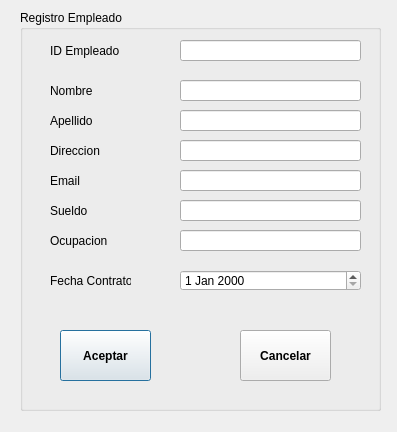
This is Sistema_de_Registro_de_Hotel/gui_empleado.ui in JeffersonFarCar/Sistema-de-Registro-de-Hotel as Qt 5 draws it before an edit. The edited form follows.
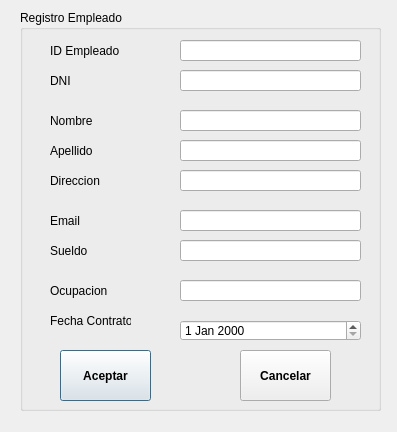
This is the edited form.

Patch:
```diff
--- a/Sistema_de_Registro_de_Hotel/gui_empleado.ui
+++ b/Sistema_de_Registro_de_Hotel/gui_empleado.ui
@@ -52,7 +52,7 @@
     <property name="geometry">
      <rect>
       <x>30</x>
-      <y>70</y>
+      <y>100</y>
       <width>71</width>
       <height>21</height>
      </rect>
@@ -65,7 +65,7 @@
     <property name="geometry">
      <rect>
       <x>30</x>
-      <y>100</y>
+      <y>130</y>
       <width>71</width>
       <height>21</height>
      </rect>
@@ -78,7 +78,7 @@
     <property name="geometry">
      <rect>
       <x>30</x>
-      <y>130</y>
+      <y>160</y>
       <width>71</width>
       <height>21</height>
      </rect>
@@ -91,7 +91,7 @@
     <property name="geometry">
      <rect>
       <x>30</x>
-      <y>160</y>
+      <y>200</y>
       <width>71</width>
       <height>21</height>
      </rect>
@@ -104,7 +104,7 @@
     <property name="geometry">
      <rect>
       <x>30</x>
-      <y>190</y>
+      <y>230</y>
       <width>131</width>
       <height>21</height>
      </rect>
@@ -117,7 +117,7 @@
     <property name="geometry">
      <rect>
       <x>30</x>
-      <y>220</y>
+      <y>270</y>
       <width>71</width>
       <height>21</height>
      </rect>
@@ -130,7 +130,7 @@
     <property name="geometry">
      <rect>
       <x>30</x>
-      <y>260</y>
+      <y>300</y>
       <width>81</width>
       <height>21</height>
      </rect>
@@ -143,7 +143,7 @@
     <property name="geometry">
      <rect>
       <x>160</x>
-      <y>70</y>
+      <y>100</y>
       <width>181</width>
       <height>21</height>
      </rect>
@@ -153,7 +153,7 @@
     <property name="geometry">
      <rect>
       <x>160</x>
-      <y>100</y>
+      <y>130</y>
       <width>181</width>
       <height>21</height>
      </rect>
@@ -163,7 +163,7 @@
     <property name="geometry">
      <rect>
       <x>160</x>
-      <y>130</y>
+      <y>160</y>
       <width>181</width>
       <height>21</height>
      </rect>
@@ -173,7 +173,7 @@
     <property name="geometry">
      <rect>
       <x>160</x>
-      <y>160</y>
+      <y>200</y>
       <width>181</width>
       <height>21</height>
      </rect>
@@ -183,7 +183,7 @@
     <property name="geometry">
      <rect>
       <x>160</x>
-      <y>190</y>
+      <y>230</y>
       <width>181</width>
       <height>21</height>
      </rect>
@@ -196,7 +196,7 @@
     <property name="geometry">
      <rect>
       <x>160</x>
-      <y>220</y>
+      <y>270</y>
       <width>181</width>
       <height>21</height>
      </rect>
@@ -206,7 +206,7 @@
     <property name="geometry">
      <rect>
       <x>160</x>
-      <y>260</y>
+      <y>310</y>
       <width>181</width>
       <height>21</height>
      </rect>
@@ -216,7 +216,7 @@
     <property name="geometry">
      <rect>
       <x>40</x>
-      <y>320</y>
+      <y>340</y>
       <width>91</width>
       <height>51</height>
      </rect>
@@ -235,7 +235,7 @@
     <property name="geometry">
      <rect>
       <x>220</x>
-      <y>320</y>
+      <y>340</y>
       <width>91</width>
       <height>51</height>
      </rect>
@@ -250,6 +250,29 @@
      <string>Cancelar</string>
     </property>
    </widget>
+   <widget class="QLineEdit" name="lineEdit_DNI">
+    <property name="geometry">
+     <rect>
+      <x>160</x>
+      <y>60</y>
+      <width>181</width>
+      <height>21</height>
+     </rect>
+    </property>
+   </widget>
+   <widget class="QLabel" name="label_9">
+    <property name="geometry">
+     <rect>
+      <x>30</x>
+      <y>60</y>
+      <width>71</width>
+      <height>21</height>
+     </rect>
+    </property>
+    <property name="text">
+     <string>DNI</string>
+    </property>
+   </widget>
   </widget>
  </widget>
  <resources/>
```
